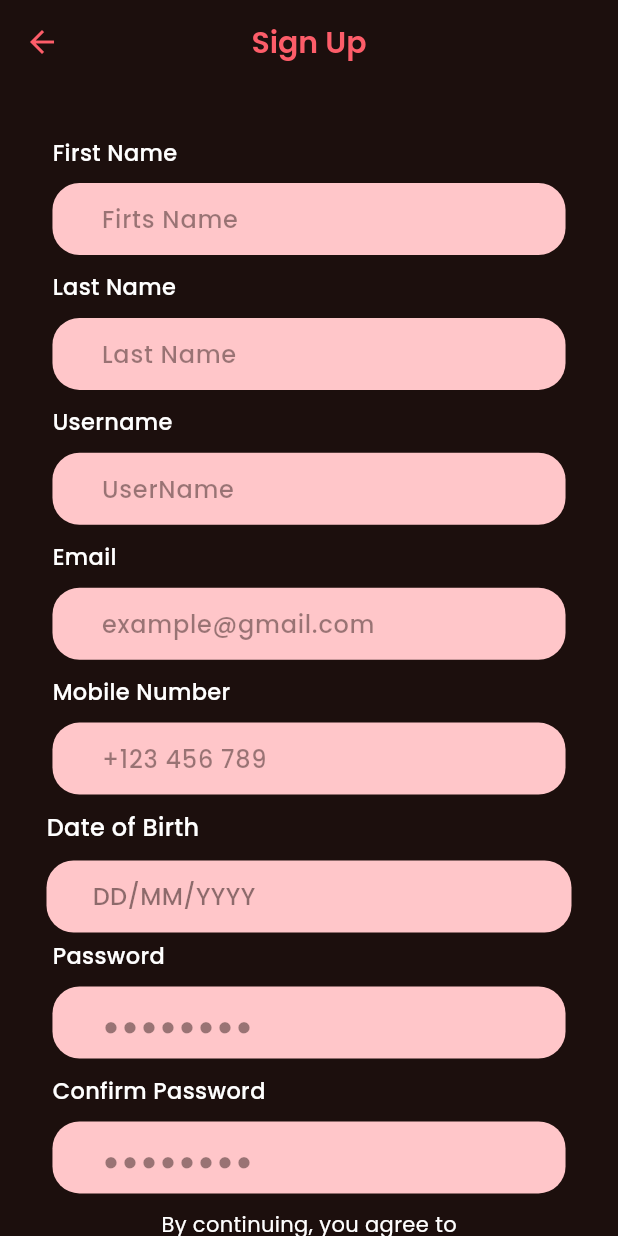
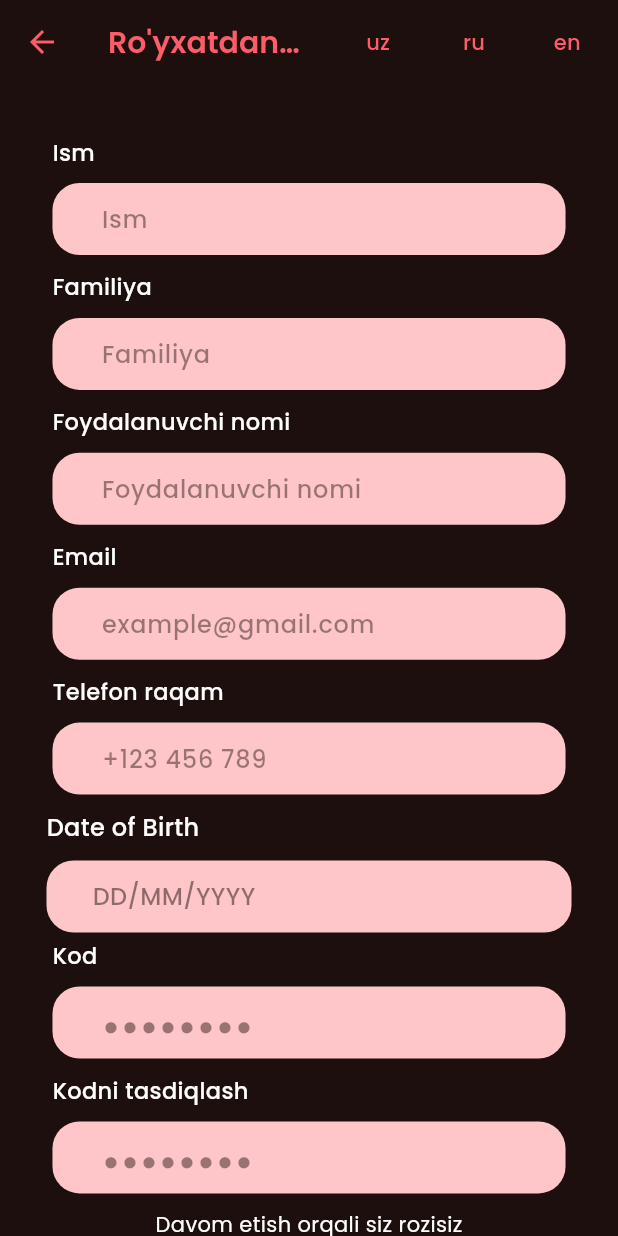
Before and after one commit to FayzullayevF/RecipeApp, a Flutter app: the SignUpView screen opened directly, on a phone screen of 412 x 824 dp. Run offline on Flutter 3.47's test engine with Material 3 defaults, Android fonts, the phone set to English and light mode, and no system bars; our stand-ins replace cached_network_image, dio, flutter_bloc, flutter_screenutil, flutter_secure_storage, flutter_svg and 2 more; accounts and stored records are empty.

Commit message:
localization

````diff
--- /dev/null
+++ b/l10n.yaml
@@ -0,0 +1,6 @@
+arb-dir: lib\core\l10n\arb
+output-dir: lib\core\l10n
+template-arb-file: app_uz.arb
+output-class: AppLocalizations
+synthetic-package: false
+output-localization-file: app_localizations.dart
--- a/lib/authentication/presentation/pages/sign_up_view.dart
+++ b/lib/authentication/presentation/pages/sign_up_view.dart
@@ -5,6 +5,8 @@ import 'package:chef_staff/authentication/presentation/widgets/recipe_date_of_bi
 import 'package:chef_staff/authentication/presentation/widgets/recipe_password_form_field.dart';
 import 'package:chef_staff/authentication/presentation/widgets/recipe_text_form_field.dart';
 import 'package:chef_staff/core/client.dart';
+import 'package:chef_staff/core/l10n/app_localizations.dart';
+import 'package:chef_staff/core/presentations/localization_view_model.dart';
 import 'package:chef_staff/core/presentations/recipe_eleveted_button.dart';
 import 'package:flutter/material.dart';
 import 'package:provider/provider.dart';
@@ -25,13 +27,27 @@ class SignUpView extends StatelessWidget {
           appBar: AppBar(
             centerTitle: true,
             title: Text(
-              "Sign Up",
+              AppLocalizations.of(context)!.signUp,
               style: TextStyle(
                 color: AppColors.nameColor,
                 fontSize: 20,
                 fontWeight: FontWeight.w600,
               ),
             ),
+            actions: [
+              TextButton(
+                onPressed: (){
+                  context.read<LocalizationViewModel>().currentLocale = Locale("uz");
+                },
+                child:  Text("uz")),
+              TextButton(onPressed: () {
+                context.read<LocalizationViewModel>().currentLocale = Locale("ru");
+              }, child: Text("ru")),
+              TextButton(onPressed: () {
+                context.read<LocalizationViewModel>().currentLocale = Locale("en");
+              }, child: Text("en ")),
+
+            ],
           ),
           body: ListView(
               padding: EdgeInsets.symmetric(horizontal: AppSizes.padding36),
@@ -46,39 +62,40 @@ class SignUpView extends StatelessWidget {
                         height: 30,
                       ),
                       RecipeTextFormField(
-                          hintText: "Firts Name",
+                          hintText: AppLocalizations.of(context)!.firstName,
                           validator: (value) => null,
                           controller: vm.firstNameController,
-                          title: "First Name"),
+                          title: AppLocalizations.of(context)!.firstName,
+                ),
                       RecipeTextFormField(
-                          hintText: "Last Name",
+                          hintText: AppLocalizations.of(context)!.lastName,
                           validator: (value) => null,
                           controller: vm.lastNameController,
-                          title: "Last Name"),
+                          title: AppLocalizations.of(context)!.lastName),
                       RecipeTextFormField(
-                          hintText: "UserName",
+                          hintText: AppLocalizations.of(context)!.username,
                           validator: (value) => null,
                           controller: vm.userNameContorller,
-                          title: "Username"),
+                          title: AppLocalizations.of(context)!.username),
                       RecipeTextFormField(
                           hintText: "example@gmail.com",
                           validator: (value) => null,
                           controller: vm.emailController,
-                          title: "Email"),
+                          title: AppLocalizations.of(context)!.email),
                       RecipeTextFormField(
                           hintText: "+123 456 789",
                           validator: (value) => null,
                           controller: vm.phoneNumberController,
-                          title: "Mobile Number"),
+                          title: AppLocalizations.of(context)!.mobileNumber),
                       RecipeDateOfBirthField(),
                       RecipePasswordFormField(
                         controller: vm.passwordController,
-                        title: "Password",
+                        title: AppLocalizations.of(context)!.password,
                         validator: (value) => null,
                       ),
                       RecipePasswordFormField(
                         controller: vm.confirmPasswordController,
-                        title: "Confirm Password",
+                        title: AppLocalizations.of(context)!.confirmPassword,
                         validator: (value) {
                           if (vm.passwordController.text !=
                               vm.confirmPasswordController.text) {
@@ -89,15 +106,15 @@ class SignUpView extends StatelessWidget {
                         },
                       ),
                       PageText(
-                          title: "By continuing, you agree to",
+                          title: AppLocalizations.of(context)!.signUpDesc,
                           size: 14,
                           weight: 400),
                       PageText(
-                          title: " Terms of Use and Privacy Policy.",
+                          title: AppLocalizations.of(context)!.signUpTerms,
                           size: 14,
                           weight: 600),
                       RecipeElevatedButton(
-                          text: "Sign Up",
+                          text: AppLocalizations.of(context)!.signUp,
                           callback: () async {
                             context
                                 .read<SignUpViewModel>()
@@ -131,7 +148,7 @@ class SignUpView extends StatelessWidget {
                             }
                           }),
                       PageText(
-                          title: "Already have an account?  Log In",
+                          title: AppLocalizations.of(context)!.signUpAlready,
                           size: 13,
                           weight: 300),
                       SizedBox(
--- a/lib/core/client.dart
+++ b/lib/core/client.dart
@@ -7,7 +7,7 @@ import 'package:dio/dio.dart';
 
 class ApiClient {
   final Dio dio = Dio(BaseOptions(
-      baseUrl: "http://10.10.2.138:8888/api/v1",
+      baseUrl: "http://192.168.0.101:8888/api/v1",
       validateStatus: (status) => true));
 
   Future<Map<String, dynamic>> fetchUser() async {
--- /dev/null
+++ b/lib/core/l10n/app_localizations.dart
@@ -0,0 +1,204 @@
+import 'dart:async';
+
+import 'package:flutter/foundation.dart';
+import 'package:flutter/widgets.dart';
+import 'package:flutter_localizations/flutter_localizations.dart';
+import 'package:intl/intl.dart' as intl;
+
+import 'app_localizations_en.dart';
+import 'app_localizations_ru.dart';
+import 'app_localizations_uz.dart';
+
+// ignore_for_file: type=lint
+
+/// Callers can lookup localized strings with an instance of AppLocalizations
+/// returned by `AppLocalizations.of(context)`.
+///
+/// Applications need to include `AppLocalizations.delegate()` in their app's
+/// `localizationDelegates` list, and the locales they support in the app's
+/// `supportedLocales` list. For example:
+///
+/// ```dart
+/// import 'l10n/app_localizations.dart';
+///
+/// return MaterialApp(
+///   localizationsDelegates: AppLocalizations.localizationsDelegates,
+///   supportedLocales: AppLocalizations.supportedLocales,
+///   home: MyApplicationHome(),
+/// );
+/// ```
+///
+/// ## Update pubspec.yaml
+///
+/// Please make sure to update your pubspec.yaml to include the following
+/// packages:
+///
+/// ```yaml
+/// dependencies:
+///   # Internationalization support.
+///   flutter_localizations:
+///     sdk: flutter
+///   intl: any # Use the pinned version from flutter_localizations
+///
+///   # Rest of dependencies
+/// ```
+///
+/// ## iOS Applications
+///
+/// iOS applications define key application metadata, including supported
+/// locales, in an Info.plist file that is built into the application bundle.
+/// To configure the locales supported by your app, you’ll need to edit this
+/// file.
+///
+/// First, open your project’s ios/Runner.xcworkspace Xcode workspace file.
+/// Then, in the Project Navigator, open the Info.plist file under the Runner
+/// project’s Runner folder.
+///
+/// Next, select the Information Property List item, select Add Item from the
+/// Editor menu, then select Localizations from the pop-up menu.
+///
+/// Select and expand the newly-created Localizations item then, for each
+/// locale your application supports, add a new item and select the locale
+/// you wish to add from the pop-up menu in the Value field. This list should
+/// be consistent with the languages listed in the AppLocalizations.supportedLocales
+/// property.
+abstract class AppLocalizations {
+  AppLocalizations(String locale) : localeName = intl.Intl.canonicalizedLocale(locale.toString());
+
+  final String localeName;
+
+  static AppLocalizations? of(BuildContext context) {
+    return Localizations.of<AppLocalizations>(context, AppLocalizations);
+  }
+
+  static const LocalizationsDelegate<AppLocalizations> delegate = _AppLocalizationsDelegate();
+
+  /// A list of this localizations delegate along with the default localizations
+  /// delegates.
+  ///
+  /// Returns a list of localizations delegates containing this delegate along with
+  /// GlobalMaterialLocalizations.delegate, GlobalCupertinoLocalizations.delegate,
+  /// and GlobalWidgetsLocalizations.delegate.
+  ///
+  /// Additional delegates can be added by appending to this list in
+  /// MaterialApp. This list does not have to be used at all if a custom list
+  /// of delegates is preferred or required.
+  static const List<LocalizationsDelegate<dynamic>> localizationsDelegates = <LocalizationsDelegate<dynamic>>[
+    delegate,
+    GlobalMaterialLocalizations.delegate,
+    GlobalCupertinoLocalizations.delegate,
+    GlobalWidgetsLocalizations.delegate,
+  ];
+
+  /// A list of this localizations delegate's supported locales.
+  static const List<Locale> supportedLocales = <Locale>[
+    Locale('en'),
+    Locale('ru'),
+    Locale('uz')
+  ];
+
+  /// No description provided for @signUp.
+  ///
+  /// In uz, this message translates to:
+  /// **'Ro\'yxatdan o\'tish'**
+  String get signUp;
+
+  /// No description provided for @firstName.
+  ///
+  /// In uz, this message translates to:
+  /// **'Ism'**
+  String get firstName;
+
+  /// No description provided for @lastName.
+  ///
+  /// In uz, this message translates to:
+  /// **'Familiya'**
+  String get lastName;
+
+  /// No description provided for @username.
+  ///
+  /// In uz, this message translates to:
+  /// **'Foydalanuvchi nomi'**
+  String get username;
+
+  /// No description provided for @email.
+  ///
+  /// In uz, this message translates to:
+  /// **'Email'**
+  String get email;
+
+  /// No description provided for @mobileNumber.
+  ///
+  /// In uz, this message translates to:
+  /// **'Telefon raqam'**
+  String get mobileNumber;
+
+  /// No description provided for @dateOfBirth.
+  ///
+  /// In uz, this message translates to:
+  /// **'Tug\'ilgan sana'**
+  String get dateOfBirth;
+
+  /// No description provided for @password.
+  ///
+  /// In uz, this message translates to:
+  /// **'Kod'**
+  String get password;
+
+  /// No description provided for @confirmPassword.
+  ///
+  /// In uz, this message translates to:
+  /// **'Kodni tasdiqlash'**
+  String get confirmPassword;
+
+  /// No description provided for @signUpDesc.
+  ///
+  /// In uz, this message translates to:
+  /// **'Davom etish orqali siz rozisiz'**
+  String get signUpDesc;
+
+  /// No description provided for @signUpTerms.
+  ///
+  /// In uz, this message translates to:
+  /// **'Terms of Use and Privacy Police'**
+  String get signUpTerms;
+
+  /// No description provided for @signUpAlready.
+  ///
+  /// In uz, this message translates to:
+  /// **'Allaqachon mavjud akkaunt? Login'**
+  String get signUpAlready;
+}
+
+class _AppLocalizationsDelegate extends LocalizationsDelegate<AppLocalizations> {
+  const _AppLocalizationsDelegate();
+
+  @override
+  Future<AppLocalizations> load(Locale locale) {
+    return SynchronousFuture<AppLocalizations>(lookupAppLocalizations(locale));
+  }
+
+  @override
+  bool isSupported(Locale locale) => <String>['en', 'ru', 'uz'].contains(locale.languageCode);
+
+  @override
+  bool shouldReload(_AppLocalizationsDelegate old) => false;
+}
+
+AppLocalizations lookupAppLocalizations(Locale locale) {
+
+
+  // Lookup logic when only language code is specified.
+  switch (locale.languageCode) {
+    case 'en': return AppLocalizationsEn();
+    case 'ru': return AppLocalizationsRu();
+    case 'uz': return AppLocalizationsUz();
+  }
+
+  throw FlutterError(
+    'AppLocalizations.delegate failed to load unsupported locale "$locale". This is likely '
+    'an issue with the localizations generation tool. Please file an issue '
+    'on GitHub with a reproducible sample app and the gen-l10n configuration '
+    'that was used.'
+  );
+}
--- /dev/null
+++ b/lib/core/l10n/app_localizations_uz.dart
@@ -0,0 +1,46 @@
+// ignore: unused_import
+import 'package:intl/intl.dart' as intl;
+import 'app_localizations.dart';
+
+// ignore_for_file: type=lint
+
+/// The translations for Uzbek (`uz`).
+class AppLocalizationsUz extends AppLocalizations {
+  AppLocalizationsUz([String locale = 'uz']) : super(locale);
+
+  @override
+  String get signUp => 'Ro\'yxatdan o\'tish';
+
+  @override
+  String get firstName => 'Ism';
+
+  @override
+  String get lastName => 'Familiya';
+
+  @override
+  String get username => 'Foydalanuvchi nomi';
+
+  @override
+  String get email => 'Email';
+
+  @override
+  String get mobileNumber => 'Telefon raqam';
+
+  @override
+  String get dateOfBirth => 'Tug\'ilgan sana';
+
+  @override
+  String get password => 'Kod';
+
+  @override
+  String get confirmPassword => 'Kodni tasdiqlash';
+
+  @override
+  String get signUpDesc => 'Davom etish orqali siz rozisiz';
+
+  @override
+  String get signUpTerms => 'Terms of Use and Privacy Police';
+
+  @override
+  String get signUpAlready => 'Allaqachon mavjud akkaunt? Login';
+}
--- /dev/null
+++ b/lib/core/l10n/arb/app_uz.arb
@@ -0,0 +1,15 @@
+{
+  "signUp": "Ro'yxatdan o'tish",
+  "firstName": "Ism",
+  "lastName": "Familiya",
+  "username": "Foydalanuvchi nomi",
+  "email": "Email",
+  "mobileNumber": "Telefon raqam",
+  "dateOfBirth": "Tug'ilgan sana",
+  "password": "Kod",
+  "confirmPassword": "Kodni tasdiqlash",
+  "signUpDesc": "Davom etish orqali siz rozisiz",
+  "signUpTerms": "Terms of Use and Privacy Police",
+  "signUpAlready": "Allaqachon mavjud akkaunt? Login"
+
+}
--- /dev/null
+++ b/lib/core/presentations/localization_view_model.dart
@@ -0,0 +1,12 @@
+import 'package:flutter/cupertino.dart';
+
+class LocalizationViewModel extends ChangeNotifier{
+  Locale _currentLocale = Locale("uz");
+
+  Locale get currentLocale => _currentLocale;
+  set currentLocale(Locale locale){
+    _currentLocale = locale;
+    notifyListeners();
+  }
+
+}
--- a/lib/core/routing/router.dart
+++ b/lib/core/routing/router.dart
@@ -7,6 +7,7 @@ import 'package:chef_staff/recipe_comunity/presentation/pages/recipe_comunity_vi
 import 'package:flutter_bloc/flutter_bloc.dart';
 import 'package:go_router/go_router.dart';
 import 'package:provider/provider.dart';
+import '../../authentication/presentation/pages/sign_up_view.dart';
 import '../../categories/data/models/categories_model.dart';
 import '../../categories/presentation/manager/categories_cubit.dart';
 import '../../categories/presentation/pages/categories_view.dart';
@@ -18,7 +19,7 @@ import '../../recipe_detail/presentation/pages/recipe_detail_view.dart';
 
 final GoRouter router = GoRouter(
     navigatorKey: navigatorKey,
-    initialLocation: '/community',
+    initialLocation: '/signup',
     routes: [
 //       GoRoute(
 //         path: "/onboarding_last",
@@ -55,7 +56,7 @@ final GoRouter router = GoRouter(
           child: CategoriesView(),
         ),
       ),
-//       GoRoute(path: "/signup", builder: (context, state) => SignUpView()),
+      GoRoute(path: "/signup", builder: (context, state) => SignUpView()),
 //       GoRoute(
 //           path: "/profileimage",
 //           builder: (context, satate) => ProfileImagePicker()),
````
Also changed, not shown: lib/core/l10n/app_localizations_en.dart (added, +46 -0 lines), lib/core/l10n/app_localizations_ru.dart (added, +46 -0 lines), lib/core/l10n/arb/app_en.arb (added, +14 -0 lines), lib/core/l10n/arb/app_ru.arb (added, +14 -0 lines), lib/main.dart (+20 -0 lines).
